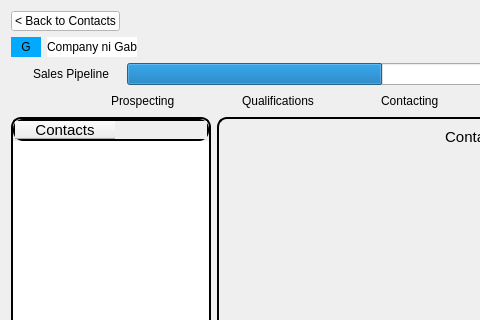
Old version of the form CRM/views/ui/contacts1.ui in the repository ImGaby123/SalesOptimizer-CRM; both pictures show x 0 to 480 and y 0 to 320 of the 1201 by 680 pixel window.
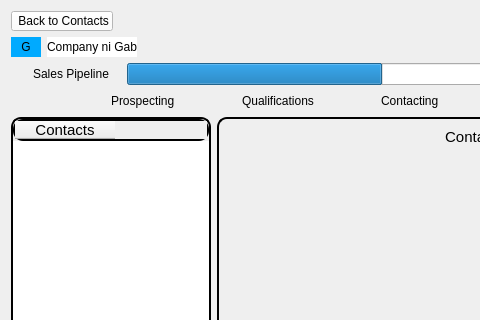
New version of the form. Icons and pictures are not drawn.

The edit to the form file:
```diff
--- a/CRM/views/ui/contacts1.ui
+++ b/CRM/views/ui/contacts1.ui
@@ -49,7 +49,11 @@
 </string>
          </property>
          <property name="text">
-          <string>&lt; Back to Contacts</string>
+          <string> Back to Contacts</string>
+         </property>
+         <property name="icon">
+          <iconset resource="../qrc/icons.qrc">
+           <normaloff>:/Resources/leftarrow.svg</normaloff>:/Resources/leftarrow.svg</iconset>
          </property>
         </widget>
        </item>
```
Left out of the diff: 4 changed lines with no effect on the pictures.
